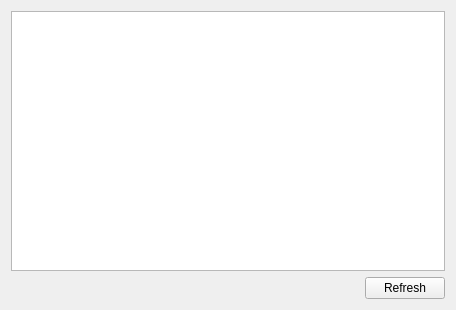
First picture: the form in listaform.ui, repository EonSoulCout/Askme, before the edit.
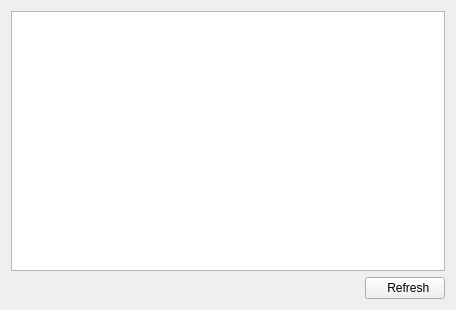
Second picture: the form after the edit. Icons and pictures are not drawn.

The edit to the form file:
```diff
--- a/listaform.ui
+++ b/listaform.ui
@@ -37,7 +37,11 @@
        <item>
         <widget class="QPushButton" name="btnRefresh">
          <property name="text">
-          <string>Refresh</string>
+          <string>  Refresh</string>
+         </property>
+         <property name="icon">
+          <iconset>
+           <normaloff>Recursos/actualizar2.png</normaloff>Recursos/actualizar2.png</iconset>
          </property>
         </widget>
        </item>
```
